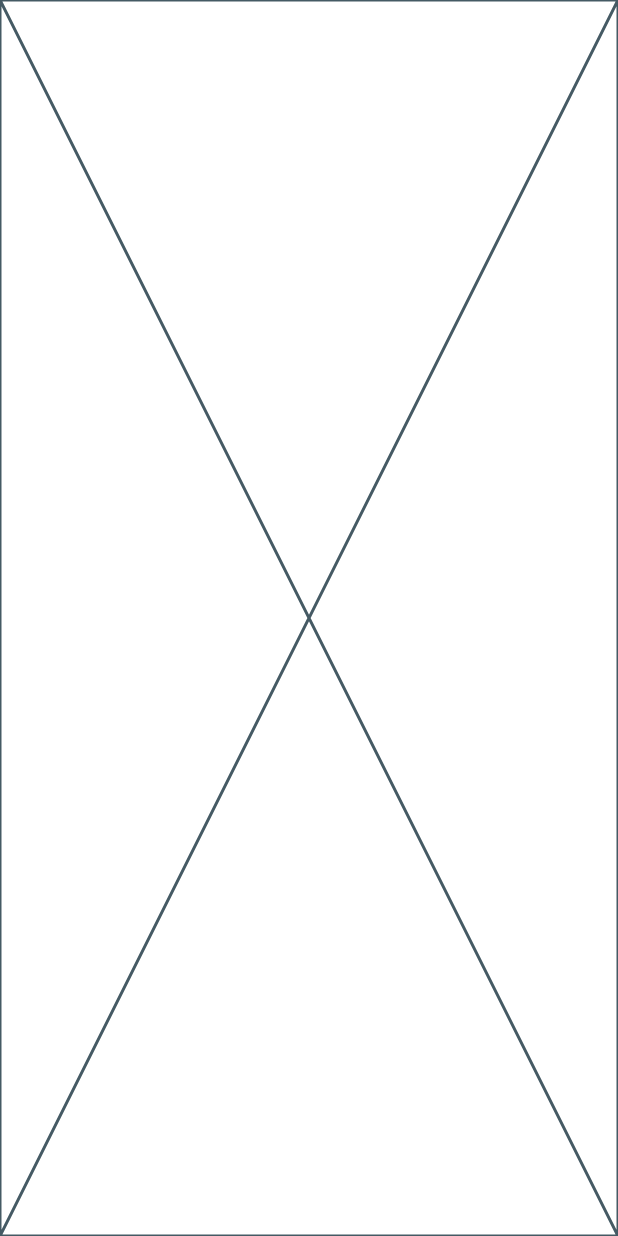
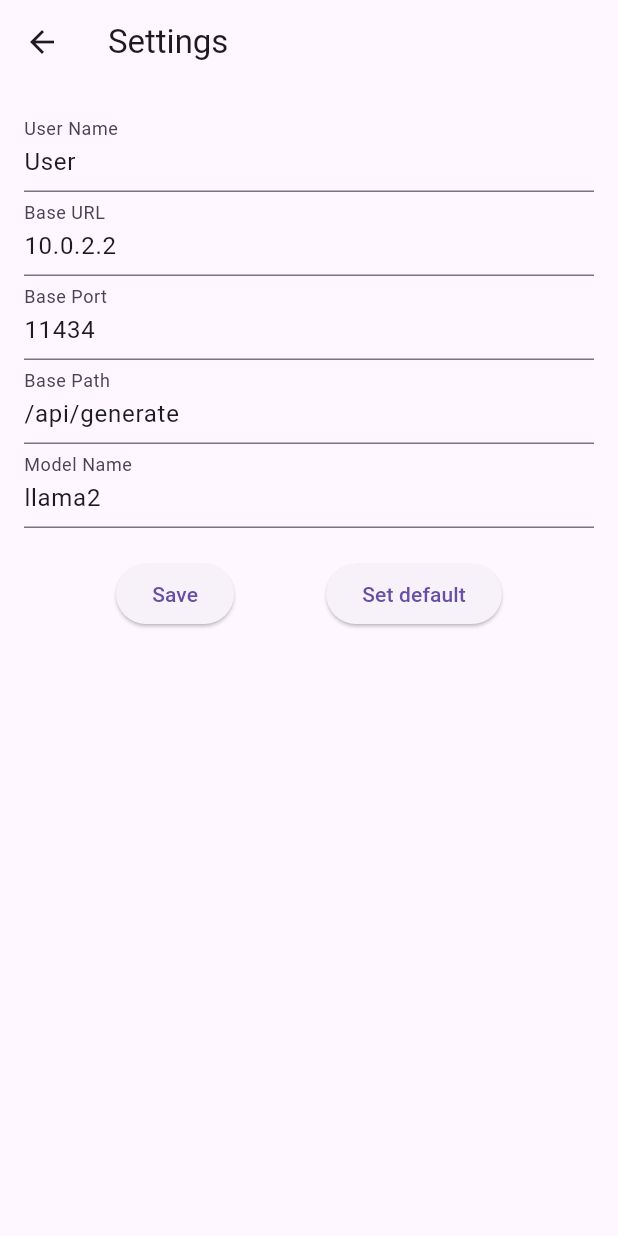
Before and after one commit to Lavkushwaha/ollama_local_flutter_app, a Flutter app: the screen it shows after launch, after a tap on the "settings" icon, on a phone screen of 412 x 824 dp. Run offline on Flutter 3.47's test engine with Material 3 defaults, Android fonts, the light colour scheme and no system bars; our stand-ins replace auto_route, bloc, dartz, dio, equatable, flutter_bloc and 5 more; generated files the repository leaves out were written again.

Commit message:
working changes

```diff
--- a/lib/src/features/settings_feature/presentation/page/settings_page.dart
+++ b/lib/src/features/settings_feature/presentation/page/settings_page.dart
@@ -1,17 +1,117 @@
 import 'package:auto_route/auto_route.dart';
 import 'package:flutter/material.dart';
+import 'package:ollama_flutter_app/src/di/di.dart';
+import 'package:ollama_flutter_app/src/services/store_service.dart';
+import 'package:rxdart/subjects.dart';
 
 @RoutePage()
 class SettingsPage extends StatefulWidget {
   const SettingsPage({super.key});
 
   @override
-  State<SettingsPage> createState() => _SettingsPageState();
+  _SettingsPageState createState() => _SettingsPageState();
 }
 
 class _SettingsPageState extends State<SettingsPage> {
+  late BehaviorSubject<bool> loadingController;
+  late TextEditingController? baseUrlController;
+  late TextEditingController? basePortController;
+  late TextEditingController? basePathController;
+  late TextEditingController? modelNameController;
+  late TextEditingController? userNameController;
+
+  @override
+  void initState() {
+    loadingController = BehaviorSubject.seeded(false);
+    baseUrlController = TextEditingController();
+    basePortController = TextEditingController();
+    basePathController = TextEditingController();
+    modelNameController = TextEditingController();
+    userNameController = TextEditingController();
+    super.initState();
+    loadSettings();
+    // Initialize text editing controllers with saved settings
+  }
+
+  Future<void> loadSettings() async {
+    loadingController.add(true);
+    baseUrlController = TextEditingController(text: await getIt<StoreService>().getBaseUrl());
+    basePortController = TextEditingController(text: "${await getIt<StoreService>().getPort()}");
+    basePathController = TextEditingController(text: await getIt<StoreService>().getPath());
+    modelNameController = TextEditingController(text: await getIt<StoreService>().getModel());
+    userNameController = TextEditingController(text: await getIt<StoreService>().getUser());
+    loadingController.add(false);
+  }
+
+  Future<void> saveSettings() async {
+    await getIt<StoreService>().saveBaseUrl(baseUrl: baseUrlController?.text);
+    await getIt<StoreService>().savePath(path: basePathController?.text);
+    await getIt<StoreService>().savePort(port: int.tryParse(basePortController?.text ?? ''));
+    await getIt<StoreService>().saveModel(model: modelNameController?.text);
+    await getIt<StoreService>().saveUser(user: userNameController?.text);
+    await loadSettings();
+  }
+
   @override
   Widget build(BuildContext context) {
-    return const Placeholder();
+    return StreamBuilder<bool>(
+        stream: loadingController,
+        builder: (context, snapshot) {
+          return Scaffold(
+            appBar: AppBar(
+              title: const Text('Settings'),
+            ),
+            body: Padding(
+              padding: const EdgeInsets.all(16.0),
+              child: Column(
+                crossAxisAlignment: CrossAxisAlignment.start,
+                children: [
+                  TextField(
+                    controller: userNameController,
+                    decoration: const InputDecoration(labelText: 'User Name'),
+                  ),
+                  TextField(
+                    controller: baseUrlController,
+                    decoration: const InputDecoration(labelText: 'Base URL'),
+                  ),
+                  TextField(
+                    controller: basePortController,
+                    decoration: const InputDecoration(labelText: 'Base Port'),
+                  ),
+                  TextField(
+                    controller: basePathController,
+                    decoration: const InputDecoration(labelText: 'Base Path'),
+                  ),
+                  TextField(
+                    controller: modelNameController,
+                    decoration: const InputDecoration(labelText: 'Model Name'),
+                  ),
+                  const SizedBox(height: 20),
+                  Row(
+                    mainAxisAlignment: MainAxisAlignment.spaceEvenly,
+                    children: [
+                      ElevatedButton(
+                        onPressed: () async {
+                          await saveSettings();
+                          Navigator.pop(context);
+                        },
+                        child: const Text('Save'),
+                      ),
+                      ElevatedButton(
+                        onPressed: () async {
+                          await getIt<StoreService>().clearAll();
+                          await loadSettings();
+
+                          // Navigator.pop(context);
+                        },
+                        child: const Text('Set default'),
+                      ),
+                    ],
+                  ),
+                ],
+              ),
+            ),
+          );
+        });
   }
 }
--- a/lib/src/services/store_service.dart
+++ b/lib/src/services/store_service.dart
@@ -28,7 +28,7 @@ class StoreService {
 
   Future<String> getUser() async {
     final res = preferences.getString(userKey);
-    return res ?? 'user';
+    return res ?? 'User';
   }
 
   // BASE URL DETAILS
@@ -65,7 +65,7 @@ class StoreService {
   }
 
   Future<int> getPort() async {
-    final res = preferences.getInt(baseUrlKey);
+    final res = preferences.getInt(portKey);
     if (res != null) {
       return res;
     } else {
@@ -95,7 +95,7 @@ class StoreService {
     if (model == null || model.isEmpty) {
       return;
     }
-    await preferences.setString(customPathKey, model);
+    await preferences.setString(customModelKey, model);
   }
 
   Future<String> getModel() async {
@@ -106,4 +106,8 @@ class StoreService {
       return defaultModel;
     }
   }
+
+  Future<void> clearAll() async {
+    await preferences.clear();
+  }
 }
```
Also changed, not shown: lib/src/features/chat_feature/presentation/page/chat_page.dart (+16 -7 lines).
